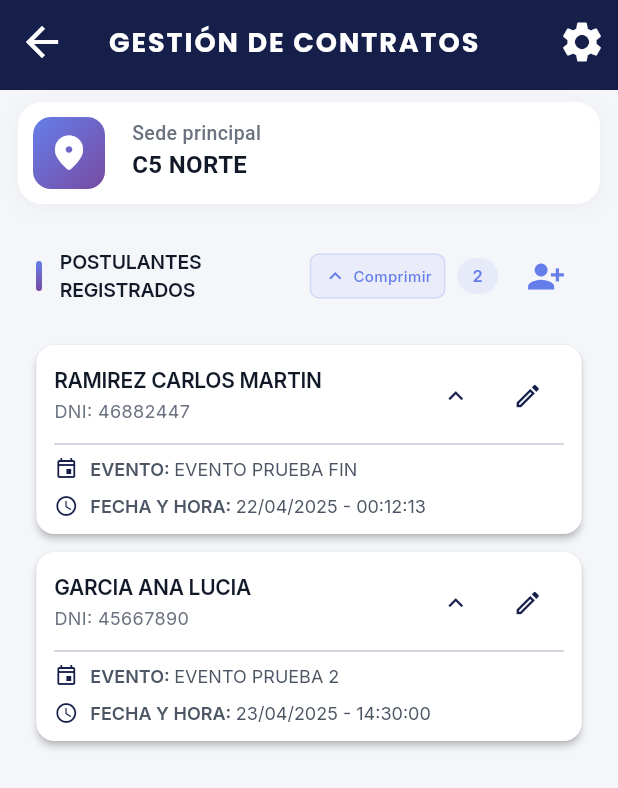
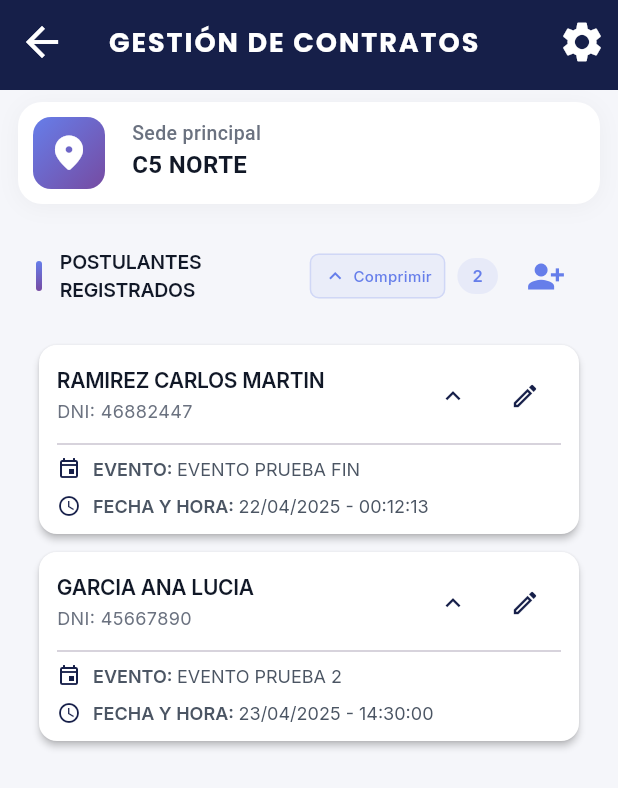
Before and after one commit to FabrizioOMG7/YoContrato, a Flutter app: the ContractManagementPage screen opened directly with empty values, after a tap on "Expandir", on a phone screen of 412 x 824 dp. Shown: the top 788 px of the screen. Run offline on Flutter 3.47's test engine with Material 3 defaults, Android fonts, the phone set to English and light mode, and no system bars; our stand-ins replace auto_size_text, bloc, equatable, flutter_bloc, google_fonts.

Commit message:
contract management position
horizontal y vertical

```diff
--- a/lib/presentation/widgets/shared/cards/base_card.dart
+++ b/lib/presentation/widgets/shared/cards/base_card.dart
@@ -26,7 +26,9 @@ abstract class BaseCard extends StatelessWidget {
       curve: Curves.easeInOut,
       child: Card(
         // Margen vertical reducido para que los cards estén más cerca
-        margin: EdgeInsets.symmetric(vertical: AppSpacing.xs / 2, horizontal: AppSpacing.xs/20), // Aún más reducido
+        margin: EdgeInsets.symmetric(
+          vertical: AppSpacing.xs / 2,
+          horizontal: AppSpacing.xs /2), // Aún más reducido
         shape: RoundedRectangleBorder(
           borderRadius: BorderRadius.circular(12),
         ),
```
